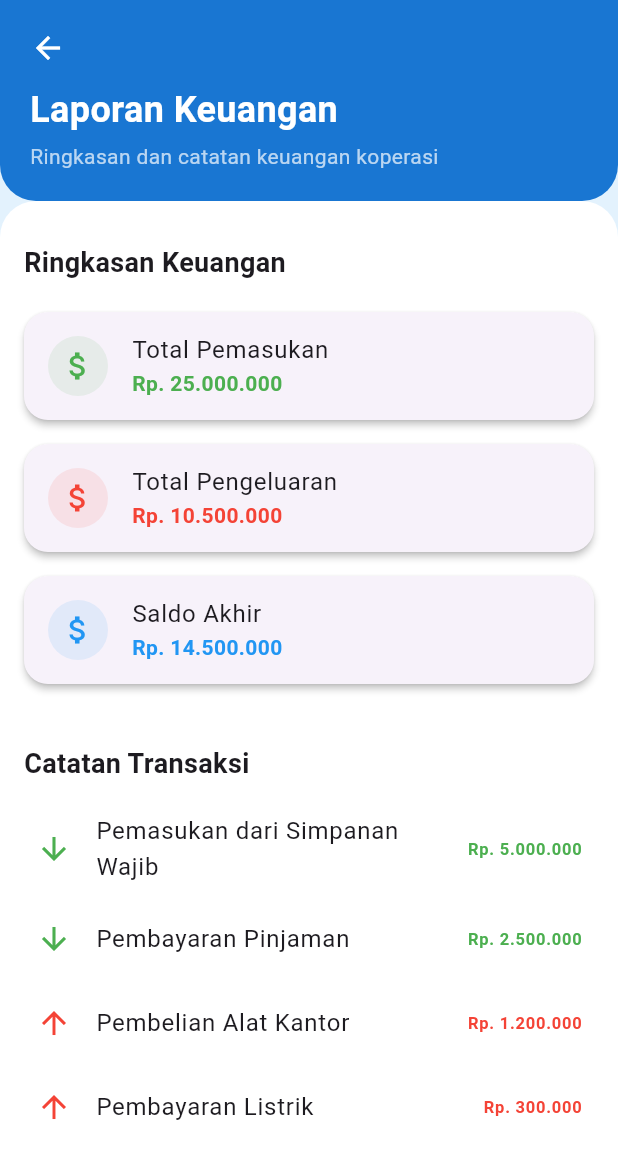
After one commit to Pradana098/aplikasi_koperasi1, a Flutter app: the LaporanKeuanganScreen screen opened by its route, on a phone screen of 412 x 824 dp. The commit adds this screen. Shown: the top 1159 px of the screen. Run offline on Flutter 3.47's test engine with Material 3 defaults, Android fonts, the phone set to English and light mode, and no system bars; our stand-ins replace file_picker, shared_preferences; accounts and stored records are empty.

Commit message:
membuat halaman untuk pengawas dan memperbaiki struktur file

```diff
--- a/lib/main.dart
+++ b/lib/main.dart
@@ -1,4 +1,13 @@
-import 'package:aplikasi_koperasi1/screens/bantuan_screen.dart';
+import 'package:aplikasi_koperasi1/screens/anggota/bantuan_screen.dart';
+import 'package:aplikasi_koperasi1/screens/anggota/pilihsimpanan_screen.dart';
+import 'package:aplikasi_koperasi1/screens/anggota/simpananpokok_screen.dart';
+import 'package:aplikasi_koperasi1/screens/anggota/simpananwajib_screen.dart';
+import 'package:aplikasi_koperasi1/screens/pengawas/dataanggota_screen.dart';
+import 'package:aplikasi_koperasi1/screens/pengawas/laporankeuangan_screen.dart';
+import 'package:aplikasi_koperasi1/screens/pengawas/laporanpinjaman_screen.dart';
+import 'package:aplikasi_koperasi1/screens/pengawas/laporansimpanan_screen.dart';
+import 'package:aplikasi_koperasi1/screens/pengawas/pengaturanaplikasi_screen.dart';
+import 'package:aplikasi_koperasi1/screens/pengawas/perkembangankoperasi_screen.dart';
 import 'package:flutter/material.dart';
 import 'package:shared_preferences/shared_preferences.dart';
 import 'package:intl/date_symbol_data_local.dart';
@@ -6,11 +15,11 @@ import 'package:intl/date_symbol_data_local.dart';
 // Import semua file
 import 'screens/login_screen.dart';
 import 'screens/dashboard_screen.dart';
-import 'screens/widged/DashboardAnggota.dart';
-import 'screens/riwayat_transaksi_screen.dart';
-import 'screens/pengajuan_pinjaman_screen.dart';
+import 'screens/anggota/DashboardAnggota.dart';
+import 'screens/anggota/riwayat_transaksi_screen.dart';
+import 'screens/anggota/pengajuan_pinjaman_screen.dart';
 import 'screens/profil_screen.dart';
-import 'screens/notifikasi_screen.dart';
+import 'screens/anggota/notifikasi_screen.dart';
 
 void main() async {
   WidgetsFlutterBinding.ensureInitialized(); // Wajib agar async bisa jalan
@@ -61,6 +70,17 @@ class _MyAppState extends State<MyApp> {
         '/profil': (context) => const ProfilScreen(),
         '/notifikasi': (context) => const NotifikasiScreen(),
         '/bantuan': (context) => const BantuanScreen(),
+        '/pilihsimpanan': (context) => const PilihSimpananScreen(),
+        '/simpananpokok': (context) => const SimpananPokokScreen(),
+        '/simpananwajib': (context) => const SimpananWajibScreen(),
+
+        //pengawas
+        '/laporan-keuangan': (context) => const LaporanKeuanganScreen(),
+        '/laporan-simpanan': (context) => const LaporanSimpananScreen(),
+        '/laporan-pinjaman': (context) => const LaporanPinjamanScreen(),
+        '/perkembangan-koperasi': (context) => const PerkembanganKoperasiScreen(),
+        '/data-anggota': (context) => const DataAnggotaScreen(),
+        '/pengaturan': (context) => const PengaturanAplikasiScreen(),
       },
     );
   }
--- a/lib/screens/dashboard_screen.dart
+++ b/lib/screens/dashboard_screen.dart
@@ -2,9 +2,9 @@ import 'package:flutter/material.dart';
 import 'package:shared_preferences/shared_preferences.dart';
 import '../services/api_service.dart';
 import 'menu_screen.dart'; // SidebarMenu
-import 'widged/DashboardPengawas.dart';
-import 'widged/DashboardPengurus.dart';
-import 'widged/DashboardAnggota.dart';
+import 'pengawas/DashboardPengawas.dart';
+import 'pengurus/DashboardPengurus.dart';
+import 'anggota/DashboardAnggota.dart';
 
 class DashboardScreen extends StatefulWidget {
   const DashboardScreen({super.key});
--- a/lib/screens/widged/DashboardPengawas.dart
+++ b/lib/screens/pengawas/DashboardPengawas.dart
@@ -51,14 +51,14 @@ class DashboardPengawas extends StatelessWidget {
       child: Column(
         crossAxisAlignment: CrossAxisAlignment.start,
         children: [
-          const Text("Chain Catering", style: TextStyle(color: Colors.white70, fontSize: 16)),
+          const Text("Dashboard Pengawas", style: TextStyle(color: Colors.white70, fontSize: 16)),
           const SizedBox(height: 4),
-          const Text("Current Balance", style: TextStyle(color: Colors.white70)),
+          const Text("Saldo Koperasi", style: TextStyle(color: Colors.white70)),
           const SizedBox(height: 6),
           Text(
-            "\$2000.00",
+            "\Rp. 25.000.000",
             style: TextStyle(
-              fontSize: 36,
+              fontSize: 32,
               color: Colors.white,
               fontWeight: FontWeight.bold,
             ),
@@ -67,8 +67,8 @@ class DashboardPengawas extends StatelessWidget {
           Row(
             mainAxisAlignment: MainAxisAlignment.spaceBetween,
             children: [
-              _buildBalanceItem("Total Income", "\$1358.5"),
-              _buildBalanceItem("Total Outcome", "\$266.0"),
+              _buildBalanceItem("Total Pemasukan", "\Rp. 35.000.000"),
+              _buildBalanceItem("Total Pengeluaran", "\Rp. 10.000.000"),
             ],
           ),
         ],
@@ -93,12 +93,12 @@ class DashboardPengawas extends StatelessWidget {
 
   Widget _buildCommonTools(BuildContext context) {
     final tools = [
-      {"icon": Icons.account_balance_wallet, "label": "Cash Withdrawal", "route": "/laporan-simpanan"},
-      {"icon": Icons.attach_money, "label": "Withdrawal Record", "route": "/laporan-pinjaman"},
-      {"icon": Icons.credit_card, "label": "My Bank Card", "route": "/profil"},
-      {"icon": Icons.store, "label": "Store Info", "route": "/pengaturan"},
-      {"icon": Icons.share, "label": "Share Plan", "route": "/download-laporan"},
-      {"icon": Icons.pie_chart, "label": "Distribution", "route": "/laporan-keuangan"},
+      {"icon": Icons.attach_money, "label": "Laporan Keuangan", "route": "/laporan-keuangan"},
+      {"icon": Icons.savings, "label": "Laporan Simpanan", "route": "/laporan-simpanan"},
+      {"icon": Icons.request_page, "label": "Laporan Pinjaman", "route": "/laporan-pinjaman"},
+      {"icon": Icons.show_chart, "label": "Perkembangan Koperasi", "route": "/perkembangan-koperasi"},
+      {"icon": Icons.group, "label": "Data Anggota", "route": "/data-anggota"},
+      {"icon": Icons.settings, "label": "Pengaturan Aplikasi", "route": "/pengaturan"},
     ];
 
     return GridView.count(
@@ -110,13 +110,14 @@ class DashboardPengawas extends StatelessWidget {
       children: tools.map((tool) {
         return GestureDetector(
           onTap: () {
-          Navigator.pushNamed(context, tool["route"] as String);
+            Navigator.pushNamed(context, tool["route"] as String);
           },
           child: Column(
             mainAxisSize: MainAxisSize.min,
             children: [
               CircleAvatar(
                 backgroundColor: Colors.blue[100],
+                radius: 28,
                 child: Icon(tool["icon"] as IconData, color: Colors.blue[700]),
               ),
               const SizedBox(height: 8),
@@ -140,7 +141,7 @@ class DashboardPengawas extends StatelessWidget {
         borderRadius: BorderRadius.circular(12),
       ),
       child: const Text(
-        "We wish everyone a prosperous and prosperous future. Happy New Year!",
+        "Selamat datang di dashboard pengawas. Pantau semua laporan dan data koperasi dengan mudah.",
         style: TextStyle(fontSize: 14, color: Colors.black87),
         textAlign: TextAlign.center,
       ),
--- /dev/null
+++ b/lib/screens/pengawas/laporankeuangan_screen.dart
@@ -0,0 +1,119 @@
+import 'package:flutter/material.dart';
+
+class LaporanKeuanganScreen extends StatelessWidget {
+  const LaporanKeuanganScreen({super.key});
+
+  @override
+  Widget build(BuildContext context) {
+    return Scaffold(
+      backgroundColor: Colors.blue[50],
+      body: SafeArea(
+        child: Column(
+          children: [
+            _buildHeader(context),
+            Expanded(
+              child: Container(
+                padding: const EdgeInsets.all(16),
+                decoration: const BoxDecoration(
+                  color: Colors.white,
+                  borderRadius: BorderRadius.vertical(top: Radius.circular(24)),
+                ),
+                child: ListView(
+                  children: [
+                    _buildSectionTitle("Ringkasan Keuangan"),
+                    _buildFinancialCard("Total Pemasukan", "Rp. 25.000.000", Colors.green),
+                    _buildFinancialCard("Total Pengeluaran", "Rp. 10.500.000", Colors.red),
+                    _buildFinancialCard("Saldo Akhir", "Rp. 14.500.000", Colors.blue),
+                    const SizedBox(height: 20),
+                    _buildSectionTitle("Catatan Transaksi"),
+                    _buildTransactionItem("Pemasukan dari Simpanan Wajib", "Rp. 5.000.000", true),
+                    _buildTransactionItem("Pembayaran Pinjaman", "Rp. 2.500.000", true),
+                    _buildTransactionItem("Pembelian Alat Kantor", "Rp. 1.200.000", false),
+                    _buildTransactionItem("Pembayaran Listrik", "Rp. 300.000", false),
+                  ],
+                ),
+              ),
+            ),
+          ],
+        ),
+      ),
+    );
+  }
+
+  Widget _buildHeader(BuildContext context) {
+    return Container(
+      width: double.infinity,
+      padding: const EdgeInsets.all(20),
+      decoration: BoxDecoration(
+        color: Colors.blue[700],
+        borderRadius: const BorderRadius.only(
+          bottomLeft: Radius.circular(24),
+          bottomRight: Radius.circular(24),
+        ),
+      ),
+      child: Column(
+        crossAxisAlignment: CrossAxisAlignment.start,
+        children: [
+          GestureDetector(
+            onTap: () => Navigator.pop(context),
+            child: const Icon(Icons.arrow_back, color: Colors.white),
+          ),
+          const SizedBox(height: 12),
+          const Text(
+            "Laporan Keuangan",
+            style: TextStyle(fontSize: 24, color: Colors.white, fontWeight: FontWeight.bold),
+          ),
+          const SizedBox(height: 4),
+          const Text(
+            "Ringkasan dan catatan keuangan koperasi",
+            style: TextStyle(fontSize: 14, color: Colors.white70),
+          ),
+        ],
+      ),
+    );
+  }
+
+  Widget _buildSectionTitle(String title) {
+    return Padding(
+      padding: const EdgeInsets.symmetric(vertical: 12),
+      child: Text(
+        title,
+        style: const TextStyle(fontSize: 18, fontWeight: FontWeight.bold),
+      ),
+    );
+  }
+
+  Widget _buildFinancialCard(String title, String amount, Color color) {
+    return Card(
+      margin: const EdgeInsets.symmetric(vertical: 8),
+      shape: RoundedRectangleBorder(borderRadius: BorderRadius.circular(16)),
+      elevation: 2,
+      child: ListTile(
+        leading: CircleAvatar(
+          backgroundColor: color.withOpacity(0.1),
+          child: Icon(Icons.attach_money, color: color),
+        ),
+        title: Text(title),
+        subtitle: Text(amount, style: TextStyle(color: color, fontWeight: FontWeight.bold)),
+      ),
+    );
+  }
+
+  Widget _buildTransactionItem(String desc, String amount, bool isIncome) {
+    return ListTile(
+      contentPadding: const EdgeInsets.symmetric(horizontal: 8),
+      leading: Icon(
+        isIncome ? Icons.arrow_downward : Icons.arrow_upward,
+        color: isIncome ? Colors.green : Colors.red,
+      ),
+      title: Text(desc),
+      trailing: Text(
+        amount,
+        style: TextStyle(
+          color: isIncome ? Colors.green : Colors.red,
+          fontWeight: FontWeight.bold,
+        ),
+      ),
+    );
+  }
+}
```
Also changed, not shown: lib/screens/anggota/pengajuan_pinjaman_screen.dart (renamed from lib/screens/pengajuan_pinjaman_screen.dart, +7 -4 lines), lib/screens/anggota/pilihsimpanan_screen.dart (added, +68 -0 lines), lib/screens/anggota/simpananpokok_screen.dart (added, +70 -0 lines), lib/screens/anggota/simpananwajib_screen.dart (added, +70 -0 lines), lib/screens/pengawas/dataanggota_screen.dart (added, +31 -0 lines), lib/screens/pengawas/laporanpinjaman_screen.dart (added, +51 -0 lines), lib/screens/pengawas/laporansimpanan_screen.dart (added, +51 -0 lines), lib/screens/pengawas/pengaturanaplikasi_screen.dart (added, +31 -0 lines), lib/screens/pengawas/perkembangankoperasi_screen.dart (added, +31 -0 lines), lib/screens/anggota/DashboardAnggota.dart (renamed from lib/screens/widged/DashboardAnggota.dart), lib/screens/anggota/bantuan_screen.dart (renamed from lib/screens/bantuan_screen.dart), lib/screens/anggota/notifikasi_screen.dart (renamed from lib/screens/notifikasi_screen.dart), lib/screens/anggota/riwayat_transaksi_screen.dart (renamed from lib/screens/riwayat_transaksi_screen.dart), lib/screens/pengurus/DashboardPengurus.dart (renamed from lib/screens/widged/DashboardPengurus.dart).
